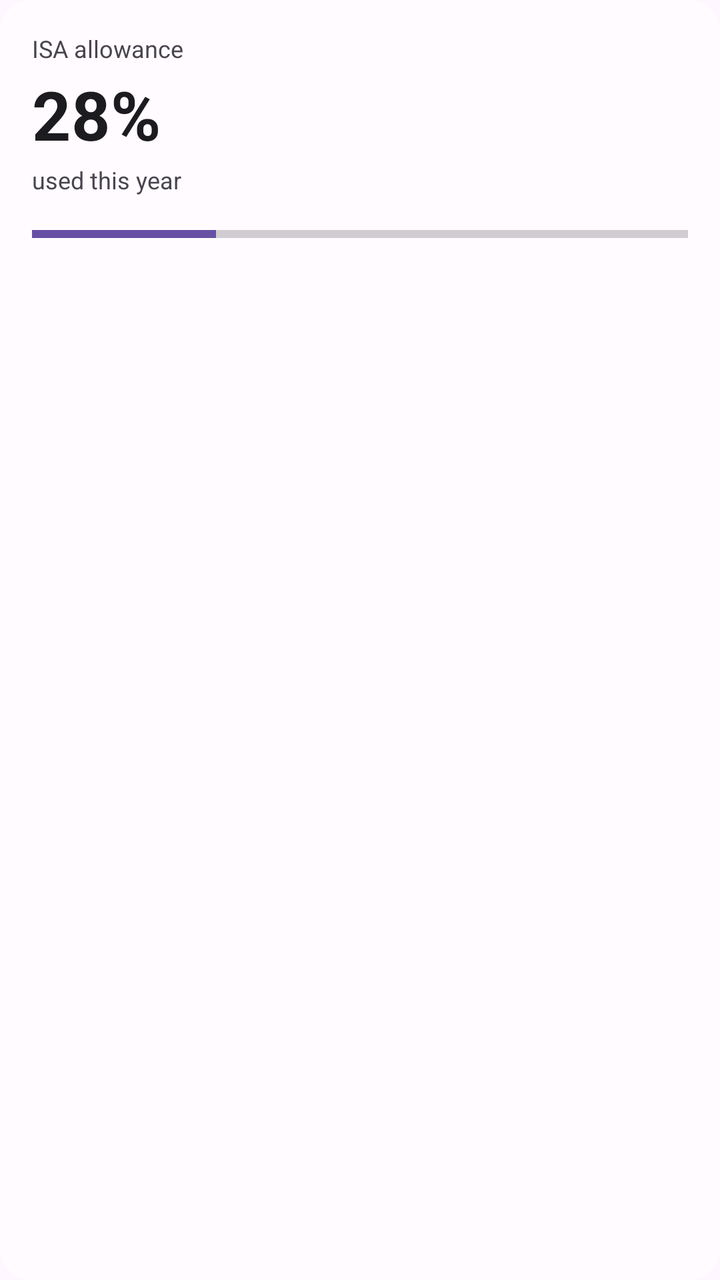
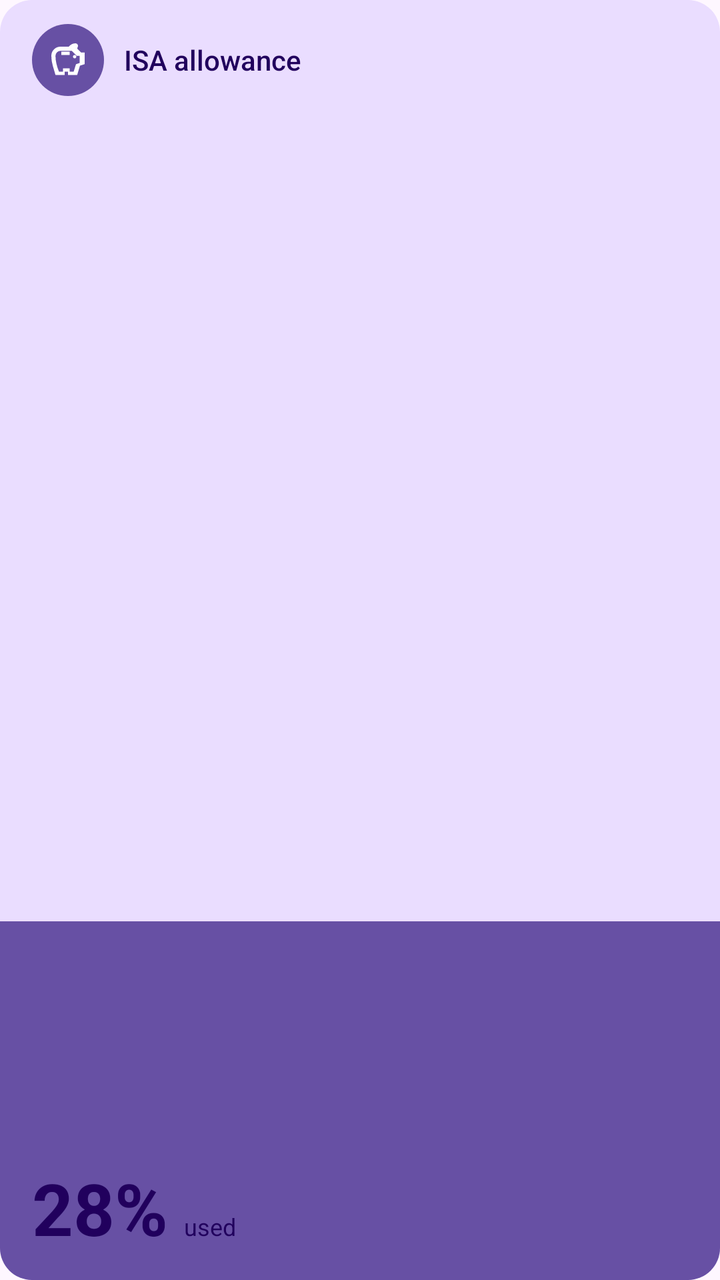

Two renders of the same Android screen: before a commit and after it. Below are the layout's source before the change and the commit's diff.
<!-- AndroidManifest.xml: application theme Theme.ISAEye -->
<!-- res/layout/widget_preview_allowance.xml -->
<?xml version="1.0" encoding="utf-8"?>
<LinearLayout xmlns:android="http://schemas.android.com/apk/res/android"
    android:layout_width="match_parent"
    android:layout_height="match_parent"
    android:background="@drawable/widget_preview_surface"
    android:orientation="vertical"
    android:padding="16dp">

    <TextView
        android:layout_width="match_parent"
        android:layout_height="wrap_content"
        android:text="ISA allowance"
        android:textColor="@color/widget_preview_secondary"
        android:textSize="12sp" />

    <TextView
        android:layout_width="match_parent"
        android:layout_height="wrap_content"
        android:layout_marginTop="2dp"
        android:text="28%"
        android:textColor="@color/widget_preview_primary"
        android:textSize="34sp"
        android:textStyle="bold" />

    <TextView
        android:layout_width="match_parent"
        android:layout_height="wrap_content"
        android:layout_marginTop="2dp"
        android:text="used this year"
        android:textColor="@color/widget_preview_secondary"
        android:textSize="12sp" />

    <ProgressBar
        style="?android:attr/progressBarStyleHorizontal"
        android:layout_width="match_parent"
        android:layout_height="14dp"
        android:layout_marginTop="12dp"
        android:max="100"
        android:progress="28"
        android:progressTint="@color/widget_preview_accent" />
</LinearLayout>
<!-- resources referenced by this layout -->
<resources>
  <color name="widget_preview_accent">#6750A4</color>
  <color name="widget_preview_primary">#1C1B1F</color>
  <color name="widget_preview_secondary">#49454F</color>
  <!-- drawable widget_preview_surface (drawable) -->
  <?xml version="1.0" encoding="utf-8"?>
  <shape xmlns:android="http://schemas.android.com/apk/res/android" android:shape="rectangle">
      <solid android:color="@color/widget_preview_background" />
      <corners android:radius="16dp" />
  </shape>
  <style name="Theme.ISAEye" parent="Theme.Material3.DayNight.NoActionBar" />
  <color name="widget_preview_background">#FFFBFE</color>
</resources>

<!-- the commit's change to res/layout/widget_preview_allowance.xml (unified diff, before → after) -->
@@ -1,41 +1,95 @@
 <?xml version="1.0" encoding="utf-8"?>
-<LinearLayout xmlns:android="http://schemas.android.com/apk/res/android"
+<FrameLayout xmlns:android="http://schemas.android.com/apk/res/android"
+    xmlns:tools="http://schemas.android.com/tools"
     android:layout_width="match_parent"
     android:layout_height="match_parent"
-    android:background="@drawable/widget_preview_surface"
-    android:orientation="vertical"
-    android:padding="16dp">
+    android:background="@drawable/widget_preview_card">
 
-    <TextView
+    <LinearLayout
         android:layout_width="match_parent"
-        android:layout_height="wrap_content"
-        android:text="ISA allowance"
-        android:textColor="@color/widget_preview_secondary"
-        android:textSize="12sp" />
+        android:layout_height="match_parent"
+        android:orientation="vertical">
 
-    <TextView
+        <TextView
+            android:layout_width="match_parent"
+            android:layout_height="0dp"
+            android:layout_weight="72" />
+
+        <ImageView
+            android:layout_width="match_parent"
+            android:layout_height="0dp"
+            android:layout_weight="28"
+            android:contentDescription="@null"
+            android:scaleType="fitXY"
+            android:src="@drawable/widget_preview_card_fill" />
+    </LinearLayout>
+
+    <FrameLayout
         android:layout_width="match_parent"
-        android:layout_height="wrap_content"
-        android:layout_marginTop="2dp"
-        android:text="28%"
-        android:textColor="@color/widget_preview_primary"
-        android:textSize="34sp"
-        android:textStyle="bold" />
+        android:layout_height="match_parent"
+        android:paddingStart="16dp"
+        android:paddingTop="12dp"
+        android:paddingEnd="16dp"
+        android:paddingBottom="12dp">
 
-    <TextView
-        android:layout_width="match_parent"
-        android:layout_height="wrap_content"
-        android:layout_marginTop="2dp"
-        android:text="used this year"
-        android:textColor="@color/widget_preview_secondary"
-        android:textSize="12sp" />
+        <LinearLayout
+            android:layout_width="match_parent"
+            android:layout_height="wrap_content"
+            android:layout_gravity="top"
+            android:gravity="center_vertical"
+            android:orientation="horizontal">
 
-    <ProgressBar
-        style="?android:attr/progressBarStyleHorizontal"
-        android:layout_width="match_parent"
-        android:layout_height="14dp"
-        android:layout_marginTop="12dp"
-        android:max="100"
-        android:progress="28"
-        android:progressTint="@color/widget_preview_accent" />
-</LinearLayout>
+            <FrameLayout
+                android:layout_width="36dp"
+                android:layout_height="36dp"
+                android:background="@drawable/widget_preview_badge">
+
+                <ImageView
+                    android:layout_width="20dp"
+                    android:layout_height="20dp"
+                    android:layout_gravity="center"
+                    android:contentDescription="@null"
+                    android:src="@drawable/ic_widget_piggy_bank"
+                    android:tint="@color/widget_preview_on_fill"
+                    tools:ignore="UseAppTint" />
+            </FrameLayout>
+
+            <TextView
+                android:layout_width="wrap_content"
+                android:layout_height="wrap_content"
+                android:layout_marginStart="10dp"
+                android:fontFamily="sans-serif-medium"
+                android:maxLines="1"
+                android:text="@string/widget_allowance_label"
+                android:textColor="@color/widget_preview_on_card"
+                android:textSize="14sp" />
+        </LinearLayout>
+
+        <LinearLayout
+            android:layout_width="match_parent"
+            android:layout_height="wrap_content"
+            android:layout_gravity="bottom"
+            android:gravity="bottom"
+            android:orientation="horizontal">
+
+            <TextView
+                android:layout_width="wrap_content"
+                android:layout_height="wrap_content"
+                android:fontFamily="sans-serif"
+                android:maxLines="1"
+                android:text="28%"
+                android:textColor="@color/widget_preview_on_card"
+                android:textSize="36sp"
+                android:textStyle="bold" />
+
+            <TextView
+                android:layout_width="wrap_content"
+                android:layout_height="wrap_content"
+                android:layout_marginStart="8dp"
+                android:maxLines="1"
+                android:text="used"
+                android:textColor="@color/widget_preview_on_card"
+                android:textSize="12sp" />
+        </LinearLayout>
+    </FrameLayout>
+</FrameLayout>
<!-- resource entries referenced after the edit -->
@@ -1,15 +1,40 @@
 <!-- resources referenced by this layout -->
 <resources>
-  <color name="widget_preview_accent">#6750A4</color>
-  <color name="widget_preview_primary">#1C1B1F</color>
-  <color name="widget_preview_secondary">#49454F</color>
-  <!-- drawable widget_preview_surface (drawable) -->
+  <color name="widget_preview_on_card">#21005D</color>
+  <color name="widget_preview_on_fill">#FFFFFF</color>
+  <!-- drawable ic_widget_piggy_bank (drawable) -->
+  <?xml version="1.0" encoding="utf-8"?>
+  <vector xmlns:android="http://schemas.android.com/apk/res/android"
+      android:width="24dp"
+      android:height="24dp"
+      android:viewportWidth="24"
+      android:viewportHeight="24">
+      <path
+          android:fillColor="#FFFFFFFF"
+          android:pathData="M4.5,21q-.85,-2.85 -1.67,-5.69T2,9.5q0,-2.3 1.6,-3.9T7.5,4h5q.73,-.95 1.76,-1.48T16.5,2q.63,0 1.06,.44T18,3.5q0,.13 -.13,.57 -.1,.27 -.19,.56t-.13,.59L19.83,7.5H22v6.98L19.18,15.4 17.5,21H12v-2h-2v2H4.5Zm2.1,-2h2.4v-2h4v2h2.4l1.4,-4.5 2.2,-.7V9.5h-1.8L14.2,6.5H7.5q-1.25,0 -2.12,.88T4.5,9.5q0,2.2 .53,4.63T6.6,19ZM16,11q.43,0 .71,-.29T17,10q0,-.43 -.29,-.71T16,9q-.43,0 -.71,.29T15,10q0,.43 .29,.71T16,11Zm-8,-2h5V7H8v2Zm4,4Z" />
+  </vector>
+  <!-- drawable widget_preview_badge (drawable) -->
+  <?xml version="1.0" encoding="utf-8"?>
+  <shape xmlns:android="http://schemas.android.com/apk/res/android" android:shape="oval">
+      <solid android:color="@color/widget_preview_fill" />
+  </shape>
+  <!-- drawable widget_preview_card (drawable) -->
   <?xml version="1.0" encoding="utf-8"?>
   <shape xmlns:android="http://schemas.android.com/apk/res/android" android:shape="rectangle">
-      <solid android:color="@color/widget_preview_background" />
+      <solid android:color="@color/widget_preview_card" />
       <corners android:radius="16dp" />
   </shape>
+  <!-- drawable widget_preview_card_fill (drawable) -->
+  <?xml version="1.0" encoding="utf-8"?>
+  <shape xmlns:android="http://schemas.android.com/apk/res/android" android:shape="rectangle">
+      <solid android:color="@color/widget_preview_fill" />
+      <corners
+          android:bottomLeftRadius="16dp"
+          android:bottomRightRadius="16dp" />
+  </shape>
+  <string name="widget_allowance_label">ISA allowance</string>
   <style name="Theme.ISAEye" parent="Theme.Material3.DayNight.NoActionBar" />
-  <color name="widget_preview_background">#FFFBFE</color>
+  <color name="widget_preview_fill">#6750A4</color>
+  <color name="widget_preview_card">#EADDFF</color>
 </resources>
 
